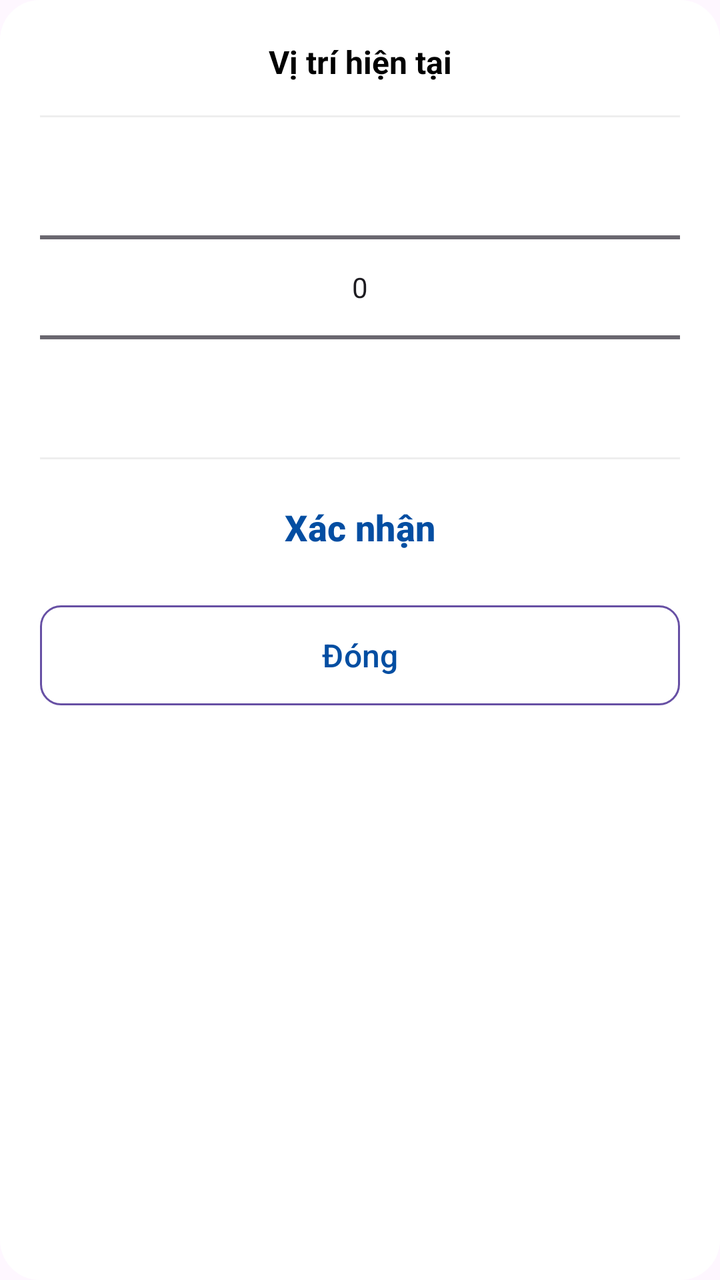
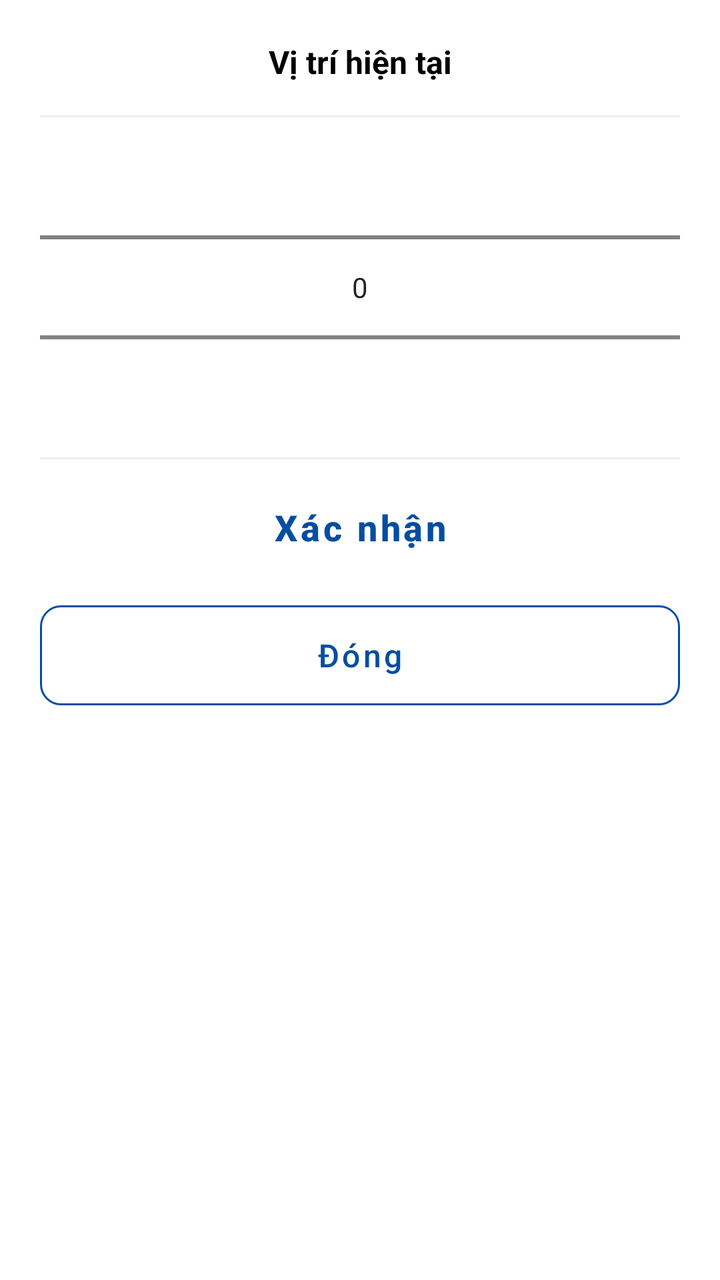

Before-and-after screenshots of an Android layout around one commit, followed by the original layout XML and the change that was made.
<!-- AndroidManifest.xml: application theme Theme.RapApp -->
<!-- res/layout/dialog_location_picker.xml -->
<?xml version="1.0" encoding="utf-8"?>
<LinearLayout xmlns:android="http://schemas.android.com/apk/res/android"
    android:layout_width="match_parent"
    android:layout_height="wrap_content"
    android:orientation="vertical"
    android:background="@drawable/bg_bottom_sheet"
    android:padding="20dp">

    <TextView
        android:layout_width="match_parent"
        android:layout_height="wrap_content"
        android:gravity="center"
        android:text="Vị trí hiện tại"
        android:textColor="@color/black"
        android:textSize="16sp"
        android:textStyle="bold"
        android:paddingBottom="16dp"/>

    <View
        android:layout_width="match_parent"
        android:layout_height="1dp"
        android:background="#EEEEEE"/>

    <NumberPicker
        android:id="@+id/locationPicker"
        android:layout_width="match_parent"
        android:layout_height="150dp"
        android:layout_gravity="center"
        android:layout_marginVertical="10dp"/>

    <View
        android:layout_width="match_parent"
        android:layout_height="1dp"
        android:background="#EEEEEE"/>

    <Button
        android:id="@+id/btnConfirm"
        android:layout_width="match_parent"
        android:layout_height="wrap_content"
        android:text="Xác nhận"
        android:textColor="#034EA2"
        android:background="@android:color/transparent"
        android:textAllCaps="false"
        android:textSize="18sp"
        android:textStyle="bold"
        android:layout_marginTop="10dp"/>

    <Button
        android:id="@+id/btnClose"
        android:layout_width="match_parent"
        android:layout_height="50dp"
        android:text="Đóng"
        android:textColor="#034EA2"
        android:background="@drawable/bg_btn_outline_blue"
        android:textAllCaps="false"
        android:textSize="16sp"
        android:layout_marginTop="15dp"/>

</LinearLayout>
<!-- resources referenced by this layout -->
<resources>
  <color name="black">#FF000000</color>
  <!-- drawable bg_bottom_sheet (drawable) -->
  <?xml version="1.0" encoding="utf-8"?>
  <shape xmlns:android="http://schemas.android.com/apk/res/android">
      <solid android:color="@color/white"/>
      <corners
          android:topLeftRadius="20dp"
          android:topRightRadius="20dp"
          android:bottomLeftRadius="20dp"
          android:bottomRightRadius="20dp"/>
  </shape>
  <!-- drawable bg_btn_outline_blue (drawable) -->
  <?xml version="1.0" encoding="utf-8"?>
  <shape xmlns:android="http://schemas.android.com/apk/res/android">
      <stroke android:width="1dp" android:color="@color/galaxy_blue"/>
      <corners android:radius="10dp"/>
      <solid android:color="@android:color/transparent"/>
  </shape>
  <style name="Theme.RapApp" parent="Base.Theme.RapApp" />
  <color name="white">#FFFFFFFF</color>
  <color name="galaxy_blue">#034EA2</color>
  <style name="Base.Theme.RapApp" parent="Theme.Material3.DayNight.NoActionBar">
          
          
      </style>
</resources>

<!-- the commit's change to res/layout/dialog_location_picker.xml (unified diff, before → after) -->
@@ -7,6 +7,7 @@
     android:padding="20dp">
 
     <TextView
+        android:id="@+id/tvTitle"
         android:layout_width="match_parent"
         android:layout_height="wrap_content"
         android:gravity="center"
<!-- resource entries referenced after the edit -->
@@ -18,12 +18,22 @@
       <corners android:radius="10dp"/>
       <solid android:color="@android:color/transparent"/>
   </shape>
-  <style name="Theme.RapApp" parent="Base.Theme.RapApp" />
+  <style name="Theme.RapApp" parent="Theme.MaterialComponents.Light.NoActionBar">
+          
+          <item name="colorPrimary">@color/galaxy_blue</item>
+          <item name="colorPrimaryVariant">#023d82</item>
+          <item name="colorOnPrimary">@color/white</item>
+          
+          <item name="colorSecondary">@color/orange_primary</item>
+          <item name="colorSecondaryVariant">#d46e1b</item>
+          <item name="colorOnSecondary">@color/black</item>
+          
+          <item name="android:statusBarColor">@color/white</item>
+          <item name="android:windowLightStatusBar">true</item>
+          
+      </style>
   <color name="white">#FFFFFFFF</color>
   <color name="galaxy_blue">#034EA2</color>
-  <style name="Base.Theme.RapApp" parent="Theme.Material3.DayNight.NoActionBar">
-          
-          
-      </style>
+  <color name="orange_primary">#F58020</color>
 </resources>
 
